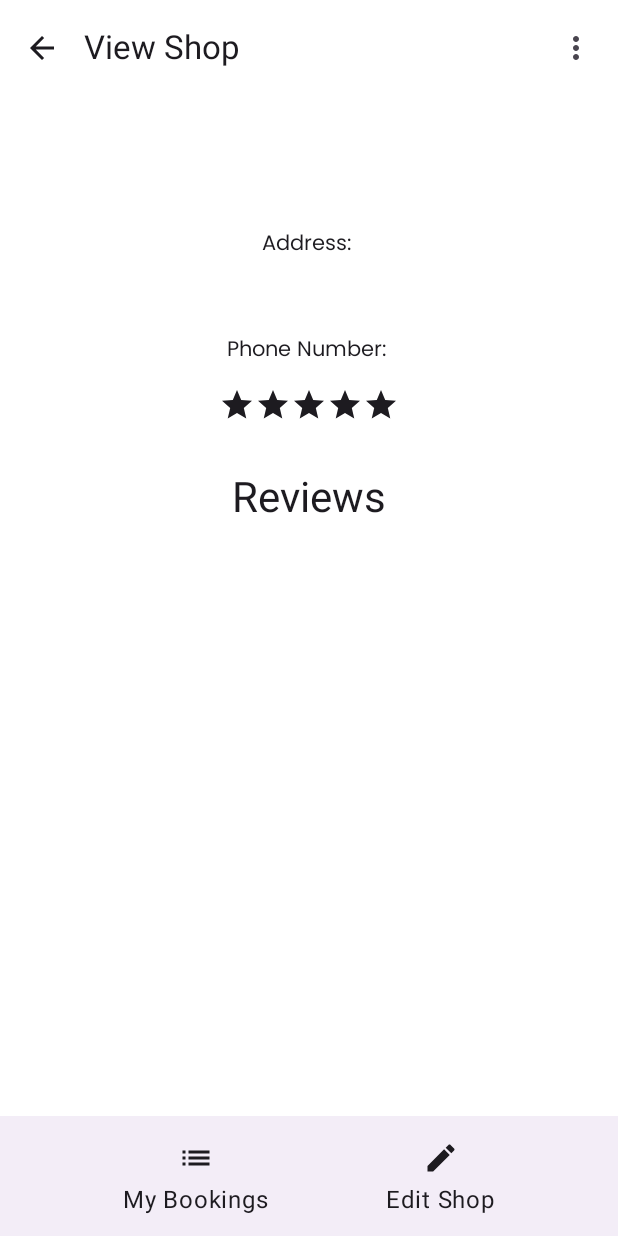
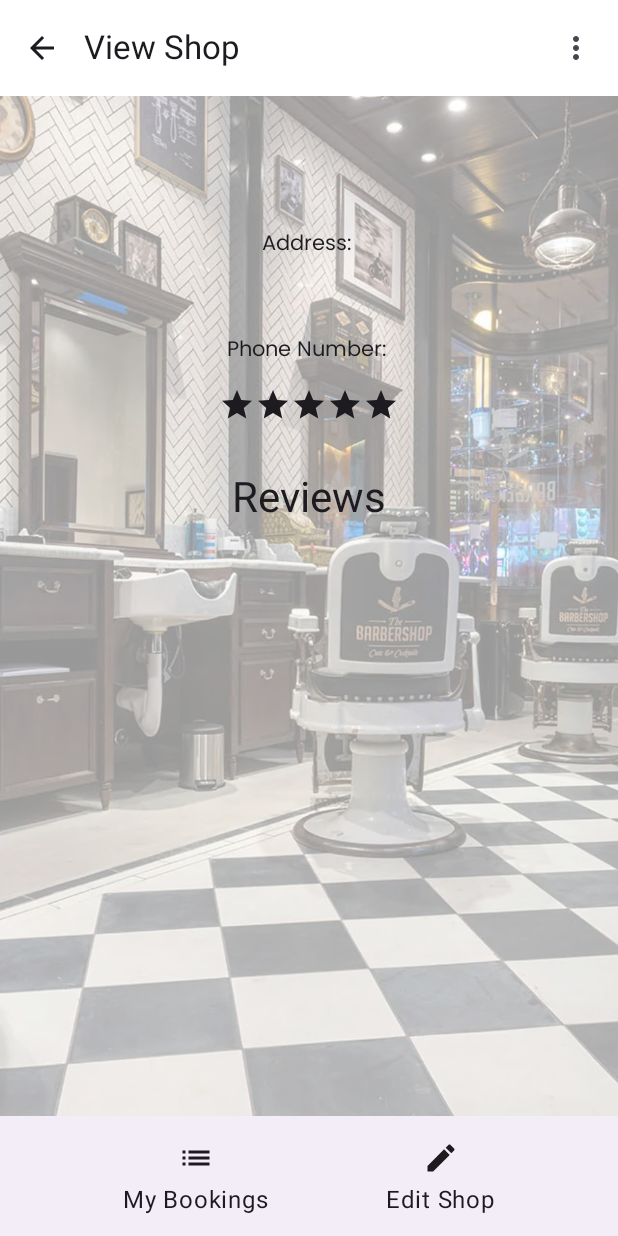
Before and after one commit to orben22/HairBookFront, an Android app built with Jetpack Compose: the ViewShopScreen screen opened through its navigation route, on a phone screen of 412 x 824 dp. Run offline under Robolectric (Android 15) with nearby library versions, the phone set to English and light mode, and no system bars; our stand-ins replace Dagger/Hilt's generated code, Timber, accompanist.

Commit message:
background image

```diff
--- a/app/src/main/java/com/example/hairbookfront/ui/shared/viewShop/ViewShopScreen.kt
+++ b/app/src/main/java/com/example/hairbookfront/ui/shared/viewShop/ViewShopScreen.kt
@@ -3,7 +3,9 @@ package com.example.hairbookfront.ui.shared.viewShop
 import android.content.res.Configuration
 import android.os.Build
 import androidx.annotation.RequiresApi
+import androidx.compose.foundation.Image
 import androidx.compose.foundation.layout.Spacer
+import androidx.compose.foundation.layout.fillMaxSize
 import androidx.compose.foundation.layout.fillMaxWidth
 import androidx.compose.foundation.layout.height
 import androidx.compose.foundation.layout.padding
@@ -18,15 +20,22 @@ import androidx.compose.material3.Text
 import androidx.compose.runtime.Composable
 import androidx.compose.runtime.LaunchedEffect
 import androidx.compose.runtime.getValue
+import androidx.compose.runtime.remember
 import androidx.compose.ui.Alignment
 import androidx.compose.ui.Modifier
+import androidx.compose.ui.draw.alpha
+import androidx.compose.ui.graphics.asImageBitmap
+import androidx.compose.ui.layout.ContentScale
+import androidx.compose.ui.platform.LocalContext
 import androidx.compose.ui.tooling.preview.Preview
 import androidx.compose.ui.unit.dp
+import androidx.core.graphics.drawable.toBitmap
 import androidx.hilt.navigation.compose.hiltViewModel
 import androidx.lifecycle.compose.collectAsStateWithLifecycle
 import androidx.navigation.NavHostController
 import androidx.navigation.compose.currentBackStackEntryAsState
 import androidx.navigation.compose.rememberNavController
+import com.example.hairbookfront.HairBookApplication
 import com.example.hairbookfront.theme.HairBookFrontTheme
 import com.example.hairbookfront.ui.common.BottomAppBarComponent
 import com.example.hairbookfront.ui.common.DialogComponent
@@ -63,6 +72,12 @@ fun ViewShopScreen(
         barberShop.saturdayHours
     )
     val userId by viewModel.userId.collectAsStateWithLifecycle()
+    val context = LocalContext.current
+    val myApp = context.applicationContext as HairBookApplication
+    val randomBackground = remember { myApp.getRandomBackground() }
+    val drawable = context.resources.getDrawable(randomBackground, null)
+    val bitmap = drawable.toBitmap()
+    val imageBitmap = bitmap.asImageBitmap()
     LaunchedEffect(screen) {
         if (screen != "") {
             viewModel.clearScreen()
@@ -111,6 +126,12 @@ fun ViewShopScreen(
             )
         }
     }) { innerPadding ->
+        Image(
+            bitmap = imageBitmap,
+            contentDescription = null,
+            modifier = Modifier.fillMaxSize().alpha(0.4f),
+            contentScale = ContentScale.Crop // This will make the image scale to fill the entire screen
+        )
         LazyColumn(
             modifier = Modifier
                 .padding(innerPadding)
```
Also changed, not shown: app/src/main/java/com/example/hairbookfront/ui/shared/editOrCreateBooking/EditOrCreateBookingScreen.kt (+19 -1 lines), app/src/main/java/com/example/hairbookfront/ui/shared/editOrCreateReview/EditOrCreateReviewScreen.kt (+19 -0 lines), app/src/main/java/com/example/hairbookfront/ui/shared/myBookings/MyBookingsScreen.kt (+21 -0 lines), app/src/main/java/com/example/hairbookfront/ui/shared/readReviews/ReadReviewsScreen.kt (+21 -0 lines).
